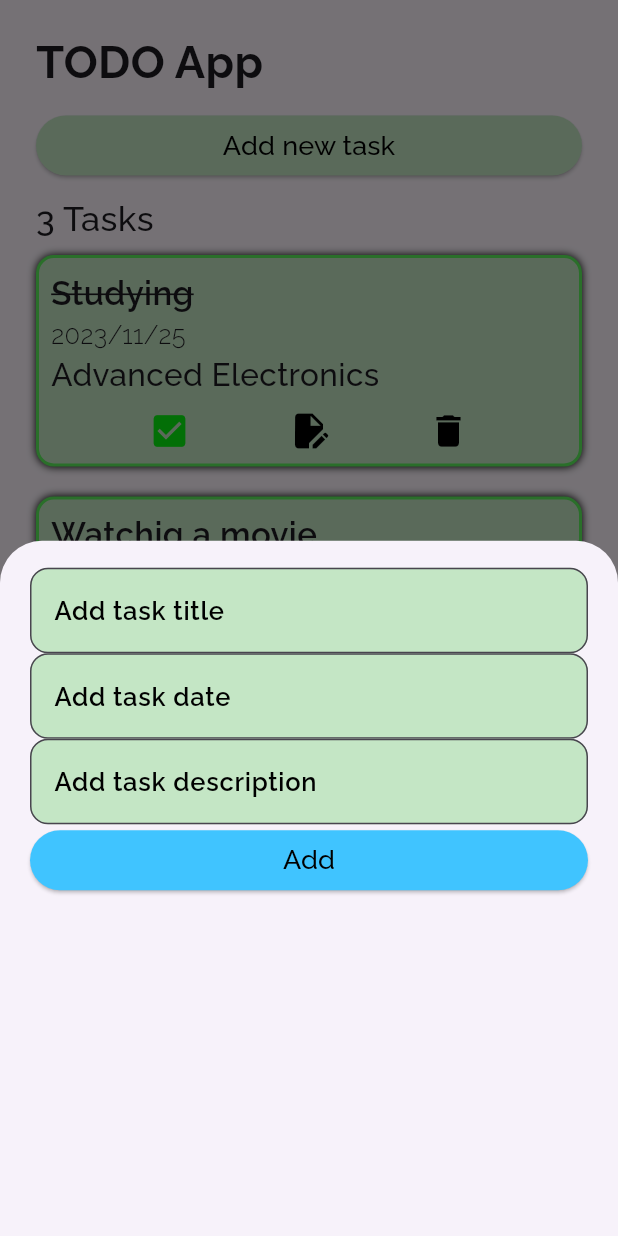
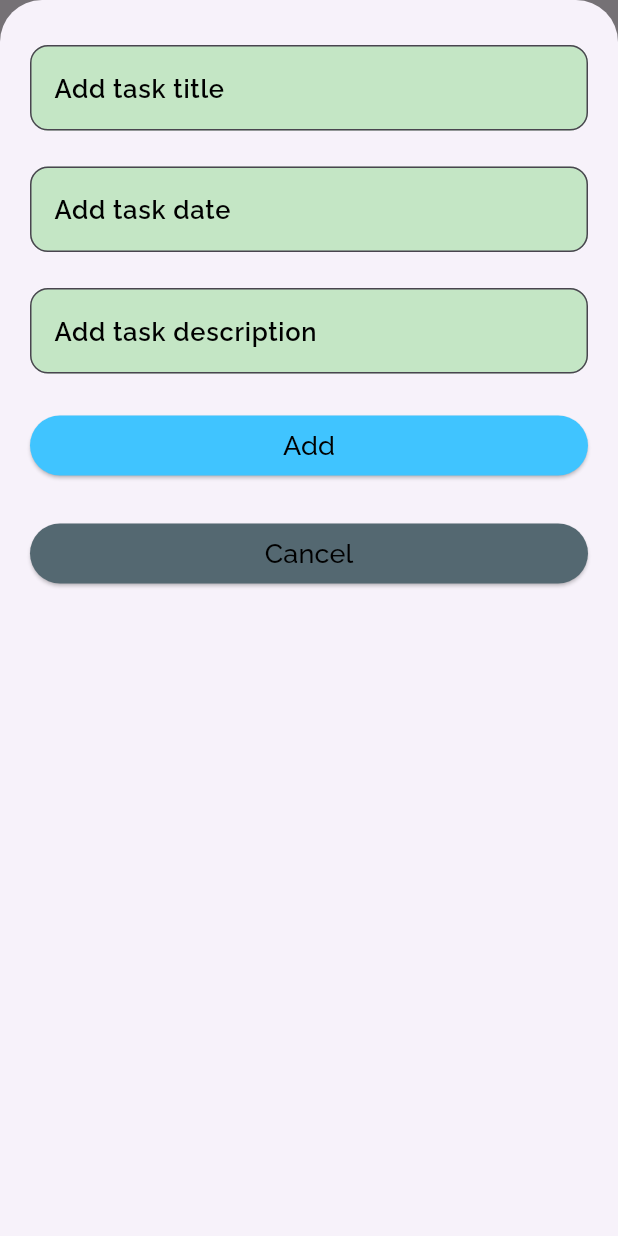
Before and after one commit to Robertgovind/CODSOFT, a Flutter app: the screen it shows after launch, after a tap on "Add new task", on a phone screen of 412 x 824 dp. Run offline on Flutter 3.47's test engine with Material 3 defaults, Android fonts, the phone set to English and light mode, and no system bars; our stand-ins replace google_fonts.

Commit message:
third day

```diff
--- a/task01_todo_app/lib/models/task_data.dart
+++ b/task01_todo_app/lib/models/task_data.dart
@@ -24,4 +24,9 @@ class TaskData extends ChangeNotifier {
     taskList.add(newTask);
     notifyListeners();
   }
+
+  void deleteTask(Task delete) {
+    taskList.remove(delete);
+    notifyListeners();
+  }
 }
--- a/task01_todo_app/lib/widgets/add_task_buttom.dart
+++ b/task01_todo_app/lib/widgets/add_task_buttom.dart
@@ -23,6 +23,7 @@ class _AddTaskTextFieldState extends State<AddTaskTextField> {
         onPressed: () {
           showModalBottomSheet(
               isDismissible: true,
+              isScrollControlled: true,
               context: (context),
               builder: (context) {
                 return BottomSheetContent();
--- a/task01_todo_app/lib/widgets/buttom_sheet.dart
+++ b/task01_todo_app/lib/widgets/buttom_sheet.dart
@@ -27,11 +27,14 @@ class _BottomSheetContentState extends State<BottomSheetContent> {
     return Padding(
       padding: const EdgeInsets.symmetric(horizontal: 20, vertical: 18),
       child: ListView(
+        scrollDirection: Axis.vertical,
         children: [
           Column(
             mainAxisAlignment: MainAxisAlignment.spaceBetween,
             children: [
-              TextField(
+              Padding(
+                padding: const EdgeInsets.symmetric(vertical: 12),
+                child: TextField(
                   decoration: InputDecoration(
                     filled: true,
                     fillColor: kcardBGColor,
@@ -44,7 +47,8 @@ class _BottomSheetContentState extends State<BottomSheetContent> {
                       borderRadius: BorderRadius.all(
                         Radius.circular(12),
                       ),
-                    borderSide: BorderSide(color: kcustomBorderColor, width: 3),
+                      borderSide:
+                          BorderSide(color: kcustomBorderColor, width: 3),
                     ),
                     hintText: 'Add task title',
                     hintStyle: GoogleFonts.raleway(
@@ -56,7 +60,10 @@ class _BottomSheetContentState extends State<BottomSheetContent> {
                     taskTitle = value;
                   },
                 ),
-              TextField(
+              ),
+              Padding(
+                padding: const EdgeInsets.symmetric(vertical: 12),
+                child: TextField(
                   decoration: InputDecoration(
                     filled: true,
                     fillColor: kcardBGColor,
@@ -69,7 +76,8 @@ class _BottomSheetContentState extends State<BottomSheetContent> {
                       borderRadius: BorderRadius.all(
                         Radius.circular(12),
                       ),
-                    borderSide: BorderSide(color: kcustomBorderColor, width: 3),
+                      borderSide:
+                          BorderSide(color: kcustomBorderColor, width: 3),
                     ),
                     hintText: 'Add task date',
                     hintStyle: GoogleFonts.raleway(
@@ -81,7 +89,10 @@ class _BottomSheetContentState extends State<BottomSheetContent> {
                     taskDate = value;
                   },
                 ),
-              TextField(
+              ),
+              Padding(
+                padding: const EdgeInsets.symmetric(vertical: 12),
+                child: TextField(
                   decoration: InputDecoration(
                     filled: true,
                     fillColor: kcardBGColor,
@@ -94,7 +105,8 @@ class _BottomSheetContentState extends State<BottomSheetContent> {
                       borderRadius: BorderRadius.all(
                         Radius.circular(12),
                       ),
-                    borderSide: BorderSide(color: kcustomBorderColor, width: 3),
+                      borderSide:
+                          BorderSide(color: kcustomBorderColor, width: 3),
                     ),
                     hintText: 'Add task description',
                     hintStyle: GoogleFonts.raleway(
@@ -106,7 +118,9 @@ class _BottomSheetContentState extends State<BottomSheetContent> {
                     taskDescription = value;
                   },
                 ),
+              ),
               Container(
+                margin: const EdgeInsets.symmetric(vertical: 12),
                 width: double.infinity,
                 child: ElevatedButton(
                   style: ButtonStyle(
@@ -114,14 +128,32 @@ class _BottomSheetContentState extends State<BottomSheetContent> {
                         (states) => Colors.lightBlueAccent),
                   ),
                   onPressed: () {
-                    Provider.of<TaskData>(context)
+                    Provider.of<TaskData>(context, listen: false)
                         .addNewTask(taskTitle, taskDate, taskDescription);
-                    print(taskTitle);
-
                     Navigator.pop(context);
                   },
                   child: Text(
                     'Add',
+                    style: GoogleFonts.raleway(
+                        color: Colors.black,
+                        fontSize: 18,
+                        fontWeight: FontWeight.w500),
+                  ),
+                ),
+              ),
+              Container(
+                margin: const EdgeInsets.symmetric(vertical: 12),
+                width: double.infinity,
+                child: ElevatedButton(
+                  style: ButtonStyle(
+                    backgroundColor: MaterialStateColor.resolveWith(
+                        (states) => const Color.fromARGB(255, 84, 104, 113)),
+                  ),
+                  onPressed: () {
+                    Navigator.pop(context);
+                  },
+                  child: Text(
+                    'Cancel',
                     style: GoogleFonts.raleway(
                         color: Colors.black,
                         fontSize: 18,
--- a/task01_todo_app/lib/widgets/task_card.dart
+++ b/task01_todo_app/lib/widgets/task_card.dart
@@ -1,7 +1,9 @@
 import 'package:flutter/material.dart';
 import 'package:google_fonts/google_fonts.dart';
+import 'package:provider/provider.dart';
 import 'package:task01_todo_app/constatns.dart';
 import 'package:task01_todo_app/models/task.dart';
+import 'package:task01_todo_app/models/task_data.dart';
 import 'package:task01_todo_app/widgets/editing_icons.dart';
 
 class TaskCard extends StatefulWidget {
@@ -83,8 +85,15 @@ class _TaskCardState extends State<TaskCard> {
               const EditingIcons(
                 icon: Icons.edit_document,
               ),
-              const EditingIcons(
-                icon: Icons.delete,
+              GestureDetector(
+                onTap: () {
+                  Provider.of<TaskData>(context, listen: false)
+                      .deleteTask(widget.taskData);
+                },
+                child: const EditingIcons(
+                  icon: Icons.delete,
+                  color: Colors.red,
+                ),
               ),
             ],
           )
```
Lines whose indentation alone changed are shown as unchanged.
